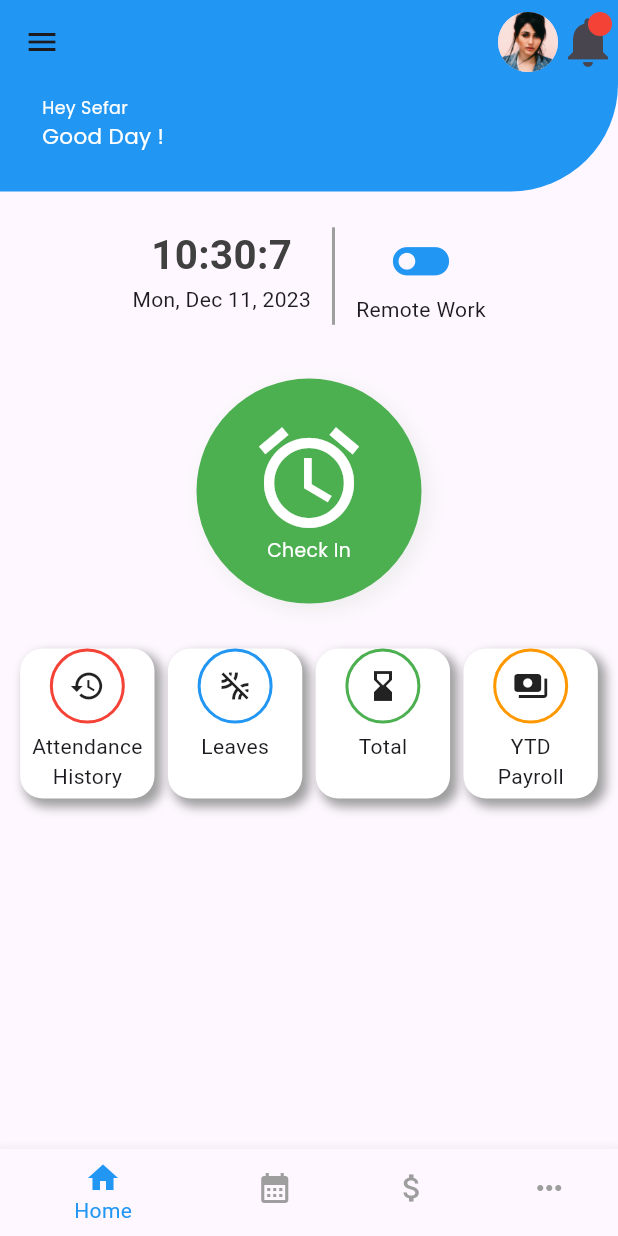
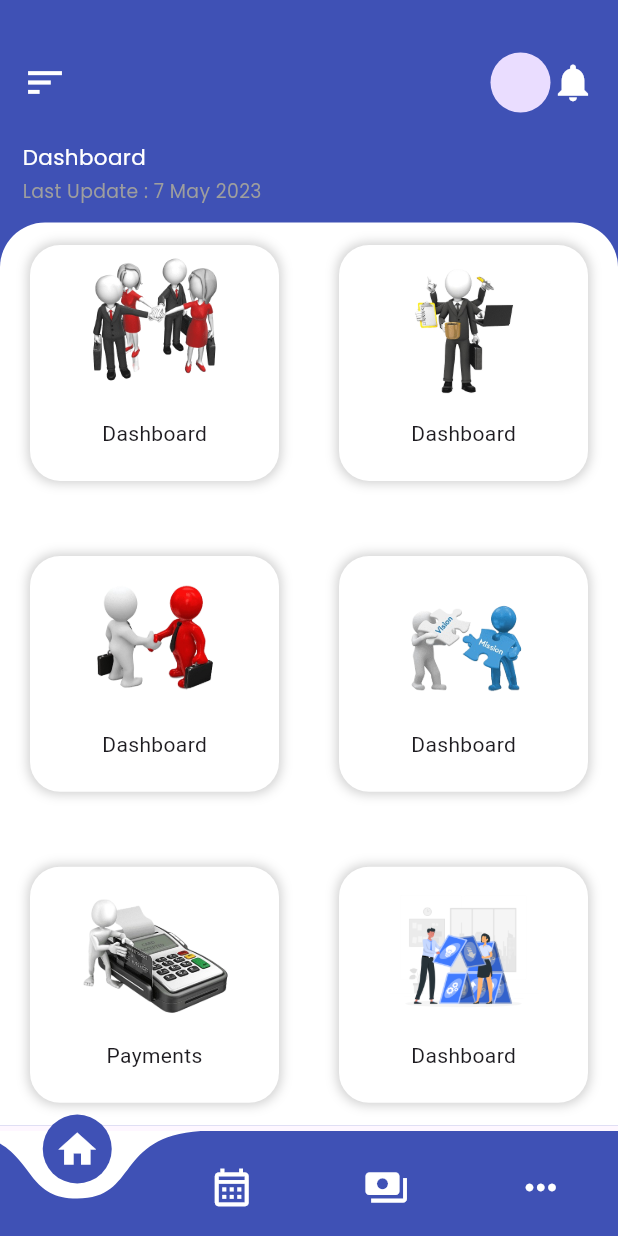
Before and after one commit to satvatech-com-au/staff-portal, a Flutter app: the screen it shows after launch, on a phone screen of 412 x 824 dp. Run offline on Flutter 3.47's test engine with Material 3 defaults, Android fonts, the light colour scheme and no system bars; drawn by our look-alikes of curved_navigation_bar; our stand-ins replace bloc, buttons_tabbar, device_preview, flutter_bloc, flutter_onboarding_slider, flutter_screenutil and 7 more; missing offline and left inert: dart:html; Roboto replaces fonts that are missing (Nexa).

Commit message:
created a new dashboard

```diff
--- a/lib/features/authentication/presentation/pages/screens/buttom_navigation.dart
+++ /dev/null
@@ -1,64 +0,0 @@
-
-import '../../widgets/exports/exports.dart';
-
-class BottomNav extends StatefulWidget {
-  const BottomNav({Key? key}) : super(key: key);
-
-  @override
-  State<BottomNav> createState() => _BottomNavState();
-}
-
-class _BottomNavState extends State<BottomNav> {
-  int currentindex  = 0;
-  List pages=[
-   Home(),
-  Calendar(),
-   Payroll(),
-   Leaves()
-  //  More()
-
-  ];
-
-  void _onTap(int selectedItem){
-    setState(() {
-      currentindex = selectedItem;
-    });
-  }
-  @override
-  Widget build(BuildContext context) {
-    return DefaultTabController(
-      length: pages.length,
-      child: Scaffold(
-        body: pages[
-          currentindex
-        ],
-            bottomNavigationBar:
-            BottomNavigationBar(
-              currentIndex: currentindex,
-              selectedItemColor: Colors.blue,
-              unselectedItemColor: Colors.grey,
-              onTap: _onTap,
-              items:const [
-                BottomNavigationBarItem(
-                  label: 'Home',
-                    icon: Icon(Icons.home)
-                ),
-                BottomNavigationBarItem(
-                    label: 'Calender',
-                    icon: Icon(Icons.calendar_month),
-                    ),
-
-                BottomNavigationBarItem(
-                    label: 'Payroll',
-                    icon: Icon(Icons.attach_money)
-                ),
-                BottomNavigationBarItem(
-                    label: 'More',
-                    icon: Icon(Icons.more_horiz)
-                ),
-              ],
-            ) ,
-      ),
-    );
-  }
-}
--- /dev/null
+++ b/lib/features/authentication/presentation/pages/screens/dashboard.dart
@@ -0,0 +1,140 @@
+import 'dart:html';
+
+import 'package:flutter/material.dart';
+import 'package:hr_application/features/authentication/presentation/widgets/exports/exports.dart';
+
+class Dashboard extends StatefulWidget {
+  const Dashboard({super.key});
+
+  @override
+  State<Dashboard> createState() => _DashboardState();
+}
+
+class _DashboardState extends State<Dashboard> {
+  List imgData = [
+     'images/work.png',
+     'images/man.png',
+     'images/greet.png',
+     'images/aboutUs.png',
+     'images/pay.png',
+     'images/reflex.png',
+
+  ];
+
+  List title = [
+    'Dashboard',
+    'Dashboard',
+    'Dashboard',
+    'Dashboard',
+    'Payments',
+    'Dashboard',
+  ];
+
+  var height, width;
+  @override
+  Widget build(BuildContext context) {
+    height = MediaQuery.of(context).size.height;
+    width = MediaQuery.of(context).size.width;
+    return Scaffold(
+      body: SingleChildScrollView(
+        child: Container(
+          width: width,
+          color: Colors.indigo,
+          child: Column(
+            children: [
+              Container(
+                height: height * 0.18,
+                width: width,
+                decoration: const BoxDecoration(),
+                child:  Column(
+                  crossAxisAlignment: CrossAxisAlignment.start,
+                  children: [
+                    const Padding(
+                      padding:
+                          EdgeInsets.only(top: 35, left: 15, right: 15),
+                      child: Row(
+                        mainAxisAlignment: MainAxisAlignment.spaceBetween,
+                        children: [
+                          Icon(
+                            Icons.sort,
+                            color: Colors.white,
+                            size: 30,
+                          ),
+                          Row(
+                            children: [
+                              CircleAvatar(),
+                              Icon(Icons.notifications,
+                                  size: 30, color: Colors.white)
+                            ],
+                          ),
+                        ],
+                      ),
+                    ),
+                    Padding(
+                        padding: const EdgeInsets.only(top: 20, left: 15, right: 15),
+                        child: Column(
+                          crossAxisAlignment: CrossAxisAlignment.start,
+                          children: [
+                            Text('Dashboard',style: getMedium(color: Colors.white),),
+                            const SizedBox(height: 4,),
+                            Text('Last Update : 7 May 2023',style: getRegularSmaller(color: Colors.grey),)
+                          ],
+                        ),
+                        )
+                  ],
+                ),
+              ),
+              SingleChildScrollView(
+                child: Container(
+                  width: width,
+                  decoration: const BoxDecoration(
+                      borderRadius: BorderRadius.only(
+                          topLeft: Radius.circular(30),
+                          topRight: Radius.circular(30)),
+                      color: Colors.white),
+                      child: GridView.builder(
+                        gridDelegate: const SliverGridDelegateWithFixedCrossAxisCount(crossAxisCount:2 ,
+                        childAspectRatio: 1.1,
+                        mainAxisSpacing: 20,
+                        ),
+                      shrinkWrap: true,
+                      itemCount: imgData.length,
+                      physics: const NeverScrollableScrollPhysics(),
+                      itemBuilder: (context, index) {
+                        return InkWell(
+                          onTap: (){},
+                          child: Container(
+                            margin: EdgeInsets.symmetric(vertical: 15,horizontal: 20),
+                            decoration: BoxDecoration(
+                              borderRadius: BorderRadius.circular(20),
+                              color: Colors.white,
+                              boxShadow: [
+                                BoxShadow(
+                                  color: Colors.grey.withOpacity(0.5),
+                                  blurRadius: 6,
+                                  spreadRadius: 1,
+
+                          )]),
+                          child: Column(
+                            children: [
+                              Padding(
+                                padding: const EdgeInsets.all(8.0),
+                                child: Image.asset(imgData[index],
+                                width: 100,height: 100,),
+                              ),
+                              Text(title[index])
+                            ],
+                          ),
+                          ),
+                        );
+                      },
+                      ),
+                ),
+              )
+            ],
+          ),
+        ),
+      ),
+    );
+  }
+}
--- a/lib/features/authentication/presentation/pages/screens/home.dart
+++ b/lib/features/authentication/presentation/pages/screens/home.dart
@@ -1,4 +1,3 @@
-// ignore_for_file: avoid_unnecessary_containers, prefer_const_constructors
 
 import 'package:intl/intl.dart';
 import '../../widgets/exports/exports.dart';
@@ -101,10 +100,15 @@ class _HomeState extends State<Home> {
         backgroundColor: Colors.blue,
         elevation: 0,
         actions: [
-           const CircleAvatar(
-            radius: 20,
-            backgroundImage: AssetImage("images/profile.jpg"),
-          ),
+            GestureDetector(
+              onTap: (){
+                Navigator.push(context, MaterialPageRoute(builder: (context)=>ProfilePage()));
+              },
+              child: CircleAvatar(
+              radius: 20,
+              backgroundImage: AssetImage("images/profile.jpg"),
+                      ),
+            ),
           Stack(children:[
             GestureDetector(
               onTap: (){
--- a/lib/features/authentication/presentation/pages/screens/login/logIn_sceen.dart
+++ b/lib/features/authentication/presentation/pages/screens/login/logIn_sceen.dart
@@ -1,5 +1,7 @@
 
 import '../../../widgets/exports/exports.dart';
+import '../navigation_bar.dart';
+
 
 class AdminLoginScreen extends StatefulWidget {
   const AdminLoginScreen({Key? key}) : super(key: key);
@@ -132,7 +134,7 @@ class _LogInState extends State<AdminLoginScreen> {
 
                    ElevatedButton(
                       onPressed: () {
-                        Navigator.push(context, MaterialPageRoute(builder: (context)=>const BottomNav()));
+                        Navigator.push(context, MaterialPageRoute(builder: (context)=> BottomNavBar()));
                         if (_formKey.currentState!.validate()) {
                           //Navigator.push(context, MaterialPageRoute(builder: (context)=>SignInPage()));
                         }else{
--- /dev/null
+++ b/lib/features/authentication/presentation/pages/screens/navigation_bar.dart
@@ -0,0 +1,63 @@
+
+import 'package:hr_application/features/authentication/presentation/pages/screens/dashboard.dart';
+
+import '../../widgets/exports/exports.dart';
+
+
+class BottomNavBar extends StatefulWidget {
+  @override
+  _BottomNavBarState createState() => _BottomNavBarState();
+}
+
+class _BottomNavBarState extends State<BottomNavBar> {
+  int index = 0;
+
+  final items = [
+    const Icon(Icons.home, size: 30,color: Colors.white,),
+   const Icon(Icons.calendar_month_outlined, size: 30,color: Colors.white,),
+   const Icon(Icons.payments, size: 30,color: Colors.white,),
+   const Icon(Icons.more_horiz, size: 30,color: Colors.white,),
+  ];
+
+  @override
+  Widget build(BuildContext context) {
+    return Scaffold(
+        bottomNavigationBar: CurvedNavigationBar(
+          index: index,
+          items: items,
+          color: Colors.indigo,
+          backgroundColor: Colors.white,
+          animationDuration: const Duration(milliseconds: 300),
+          onTap: (selectedIndex){
+             setState(() {
+               index = selectedIndex;
+             });
+          },
+          height: 70,
+          ),
+        body: Container(
+          color: Colors.blueAccent,
+          child:getSelectedWidget(index :index),
+        ));
+  }
+
+}
+
+Widget getSelectedWidget({required int index}) {
+  Widget widget;
+   switch (index) {
+     case 0:
+       widget = Dashboard();
+       break;
+     case 1:
+       widget = Calendar();
+       break;
+     case 2:
+       widget = const Payroll();
+       break;
+       default:
+       widget = const Leaves();
+       break;
+   }
+   return widget;
+}
--- a/lib/features/authentication/presentation/pages/screens/payrol.dart
+++ b/lib/features/authentication/presentation/pages/screens/payrol.dart
@@ -81,7 +81,6 @@ class payrolCard extends StatelessWidget {
            SizedBox(
             height: 5,
           ),
-           Text("Business Trip",style: TextStyle(color: Colors.blue),),
         ],
       ),
       trailing:const Column(
--- a/lib/features/authentication/presentation/widgets/exports/exports.dart
+++ b/lib/features/authentication/presentation/widgets/exports/exports.dart
@@ -22,6 +22,7 @@ export 'package:hr_application/features/authentication/presentation/pages/screen
 export  'package:hr_application/features/authentication/presentation/pages/screens/payrol.dart';
 export 'package:hr_application/features/authentication/presentation/pages/screens/about_app.dart';
 export  'package:hr_application/features/authentication/presentation/pages/screens/login/logIn_sceen.dart';
-export  'package:hr_application/features/authentication/presentation/pages/screens/buttom_navigation.dart';
 export '../../widgets/components/drawerList.dart';
 export '../../widgets/components/drawer_head.dart';
+export  '../../pages/screens/profilePage.dart';
+export  'package:curved_navigation_bar/curved_navigation_bar.dart';
--- a/lib/main.dart
+++ b/lib/main.dart
@@ -1,7 +1,8 @@
 
 import 'package:device_preview/device_preview.dart';
+import 'package:hr_application/features/authentication/presentation/pages/screens/dashboard.dart';
+import 'package:hr_application/features/authentication/presentation/pages/screens/navigation_bar.dart';
 import 'features/authentication/presentation/bloc_provider.dart';
-
 import 'features/authentication/presentation/widgets/exports/exports.dart';
 
 
@@ -10,11 +11,11 @@ Future< void> main() async{
   final prefs = await SharedPreferences.getInstance();
   final showHome = prefs.getBool('showHome') ?? false;
   runApp(
-      DevicePreview(
-    enabled: !kReleaseMode,
-     builder: (context) =>   MyApp(showHome: showHome),
-      ),
-    // MyApp(),
+    //   DevicePreview(
+    // enabled: !kReleaseMode,
+    //  builder: (context) =>   MyApp(showHome: showHome),
+    //   ),
+    MyApp(),
    );
 
 
@@ -47,17 +48,21 @@ class MyApp extends StatelessWidget {
       theme: ThemeData.light(),
                 darkTheme: ThemeData.dark(),
                 home:
+                // ProfilePage()
                 // showHome! ? const AdminLoginScreen() : const OnboardingScreen2(),
                 // MyHomePage()
               //  Attendance()
                 // Home()
-
+                // Dashboard()
+            BottomNavBar()
+            // ProfilePage()
               // Pending()
               // More()
               // Payroll()
               // RequestedLeave()
               // Leaves()
-              BottomNav()
+
+              // BottomNav()
               // Alert()
                   //  CreateApplicaton()
                   //  OnboardingScreen2()
--- a/pubspec.yaml
+++ b/pubspec.yaml
@@ -52,8 +52,9 @@ dependencies:
   lottie: ^2.7.0
   device_preview: ^1.1.0
   shared_preferences: ^2.2.2
-  flutter_downloader: ^1.11.5
-  path_provider: ^2.1.1
+  curved_navigation_bar: ^1.0.3
+  #flutter_downloader: ^1.11.5
+
 
 
 
```
Also changed, not shown: lib/features/authentication/presentation/pages/screens/profilePage.dart (added, +138 -0 lines), lib/features/authentication/presentation/widgets/components/drawerList.dart (+5 -2 lines), lib/features/authentication/presentation/widgets/components/drawer_head.dart (+19 -7 lines), images/aboutUs.png (added), images/greet.png (added), images/man.png (added), images/pay.png (added), images/work.png (added), pubspec.lock.
